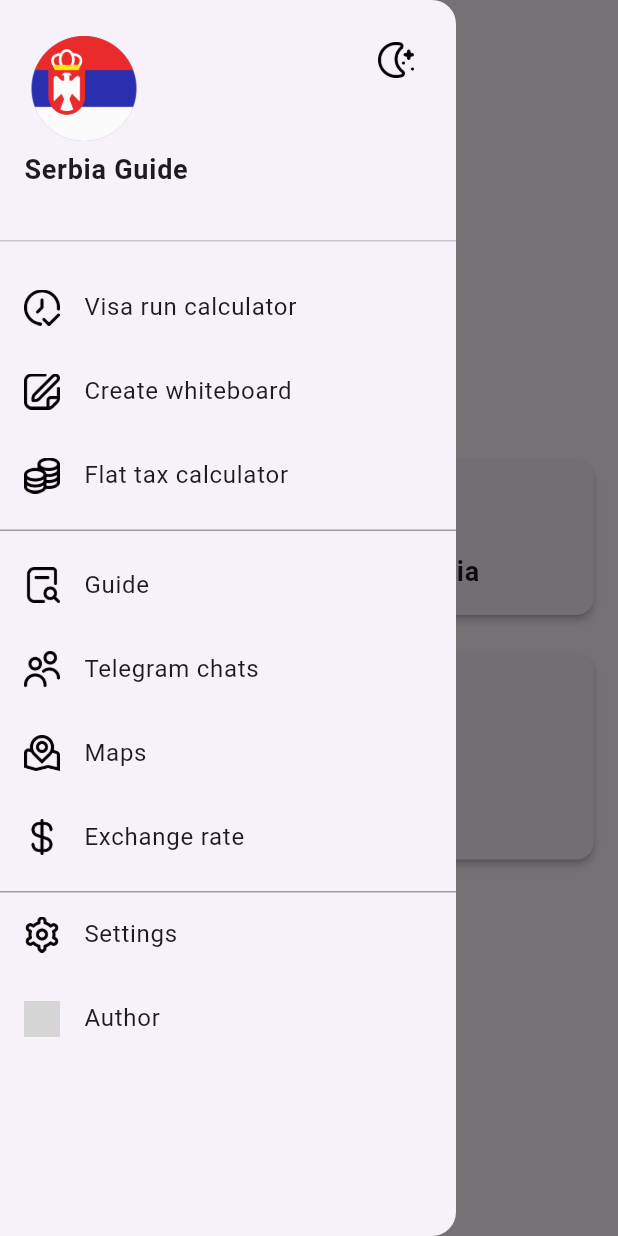
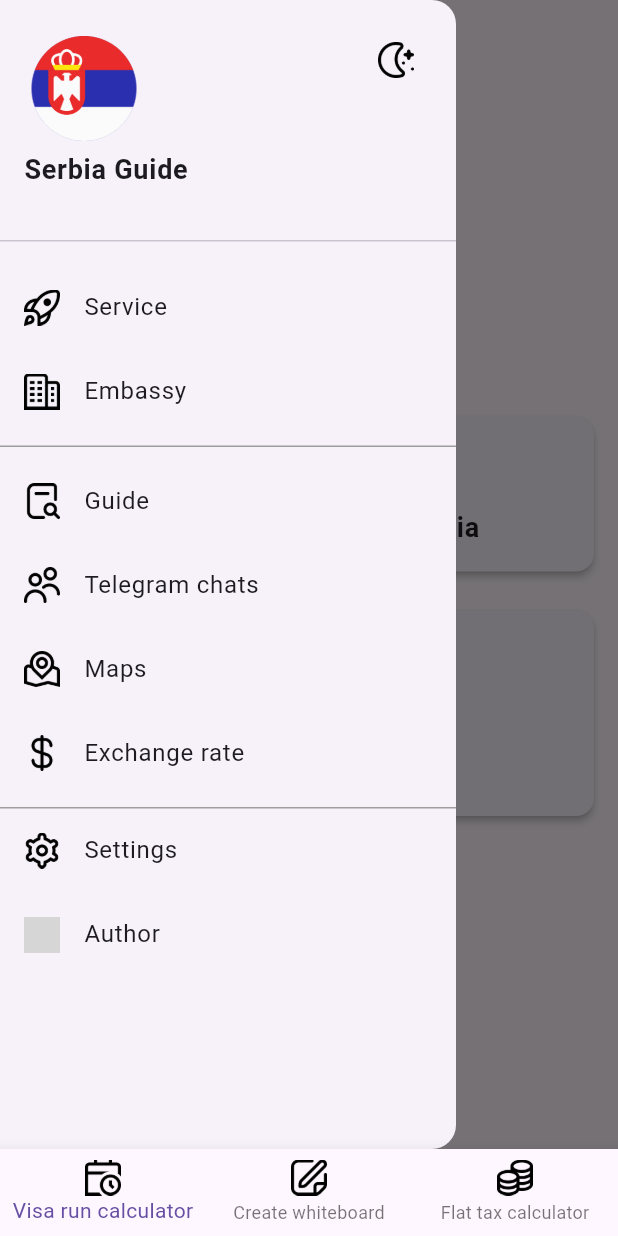
Before and after one commit to ialakey/srbguide, a Flutter app: the screen it shows after launch, with the side drawer open, on a phone screen of 412 x 824 dp. Run offline on Flutter 3.47's test engine with Material 3 defaults, Android fonts, the phone set to English and light mode, and no system bars; our stand-ins replace flutter_markdown, flutter_xlider, open_file, photo_view, share, shared_preferences and 1 more; missing offline and left inert: add_2_calendar, docx_template; network calls fail; grey boxes are pictures that could not be loaded.

Commit message:
change drawer logic

```diff
--- a/lib/l10n/app_en.arb
+++ b/lib/l10n/app_en.arb
@@ -70,5 +70,7 @@
   "sell": "Sell",
   "currency": "Currency",
   "exchange": "Exchange",
-  "loading": "Loading..."
+  "loading": "Loading...",
+  "service": "Service",
+  "embassy": "Embassy"
 }
--- a/lib/l10n/app_ru.arb
+++ b/lib/l10n/app_ru.arb
@@ -69,5 +69,7 @@
   "buy": "Покупка",
   "currency": "Валюта",
   "sell": "Продажа",
-  "loading": "Загрузка..."
+  "loading": "Загрузка...",
+  "service": "Сервисы",
+  "embassy": "Посольство"
 }
--- a/lib/main.dart
+++ b/lib/main.dart
@@ -17,7 +17,7 @@ void main() async {
   SharedPreferences prefs = await SharedPreferences.getInstance();
   bool isDarkMode = prefs.getBool('isDarkMode') ?? false;
   ThemeMode initialThemeMode = isDarkMode ? ThemeMode.dark : ThemeMode.light;
-  String initialSelectedScreen = prefs.getString('selectedScreen') ?? 'VisaFreeCalculatorScreen';
+  String initialSelectedScreen = prefs.getString('selectedScreen') ?? 'ServiceScreen';
 
   LanguageProvider languageProvider = LanguageProvider();
   await languageProvider.init();
--- /dev/null
+++ b/lib/screens/service.dart
@@ -0,0 +1,69 @@
+import 'package:flutter/material.dart';
+import 'package:srbguide/localization/app_localizations.dart';
+import 'package:srbguide/screens/calculator.dart';
+import 'package:srbguide/service/url_launcher_helper.dart';
+import 'package:srbguide/widget/themed/themed_icon.dart';
+
+import 'white_cardboard.dart';
+
+class ServiceScreen extends StatefulWidget {
+  @override
+  _ServiceScreenState createState() => _ServiceScreenState();
+}
+
+class _ServiceScreenState extends State<ServiceScreen> {
+  int _selectedIndex = 0;
+
+  static List<Widget> _widgetOptions = <Widget>[
+    VisaFreeCalculatorScreen(),
+    CreateWhiteCardboardScreen(),
+  ];
+
+  void _onItemTapped(int index) {
+    setState(() {
+      _selectedIndex = index;
+    });
+  }
+
+  @override
+  Widget build(BuildContext context) {
+    return Scaffold(
+      body: Center(
+        child: _widgetOptions.elementAt(_selectedIndex),
+      ),
+      bottomNavigationBar: BottomNavigationBar(
+        items: <BottomNavigationBarItem>[
+          BottomNavigationBarItem(
+            icon: ThemedIcon(
+              iconPath: 'assets/icons_24x24/calendar-clock.png',
+              size: 24.0,
+            ),
+            label: AppLocalizations.of(context)!.translate('calculator_visarun'),
+          ),
+          BottomNavigationBarItem(
+            icon: ThemedIcon(
+              iconPath: 'assets/icons_24x24/edit.png',
+              size: 24.0,
+            ),
+            label: AppLocalizations.of(context)!.translate('create_whiteboard'),
+          ),
+          BottomNavigationBarItem(
+            icon: ThemedIcon(
+              iconPath: 'assets/icons_24x24/coins.png',
+              size: 24.0,
+            ),
+            label: AppLocalizations.of(context)!.translate('flat_tax_calculator'),
+          ),
+        ],
+        currentIndex: _selectedIndex,
+        onTap: (index) {
+          if (index == 2) {
+            UrlLauncherHelper.launchURL('https://eporezi.purs.gov.rs/kalkulator-pausalnog-poreza-i-doprinosa.html');
+          }  else {
+            _onItemTapped(index);
+          }
+        },
+      ),
+    );
+  }
+}
--- a/lib/screens/settings.dart
+++ b/lib/screens/settings.dart
@@ -21,7 +21,7 @@ class SettingsScreen extends StatefulWidget {
 class _SettingsScreenState extends State<SettingsScreen> {
   SharedPreferences? _prefs;
   double _currentTextSize = 13.0;
-  String _selectedScreen = 'VisaFreeCalculatorScreen';
+  String _selectedScreen = 'ServiceScreen';
 
   @override
   void initState() {
@@ -124,8 +124,7 @@ class _SettingsScreenState extends State<SettingsScreen> {
               return SingleChildScrollView(
                 child: Column(
                   children: [
-                    _buildScreenOption(context, 'VisaFreeCalculatorScreen', AppLocalizations.of(context)!.translate('calculator_visarun')),
-                    _buildScreenOption(context, 'CreateWhiteCardboardScreen', AppLocalizations.of(context)!.translate('create_whiteboard')),
+                    _buildScreenOption(context, 'ServiceScreen', AppLocalizations.of(context)!.translate('service')),
                     _buildScreenOption(context, 'GuideScreen', AppLocalizations.of(context)!.translate('guide')),
                     _buildScreenOption(context, 'TgChatScreen', AppLocalizations.of(context)!.translate('tg_chats')),
                     _buildScreenOption(context, 'MapScreen', AppLocalizations.of(context)!.translate('maps')),
--- a/lib/widget/drawer/drawer.dart
+++ b/lib/widget/drawer/drawer.dart
@@ -1,13 +1,12 @@
 import 'package:flutter/material.dart';
 import 'package:srbguide/localization/app_localizations.dart';
 import 'package:srbguide/screens/author.dart';
-import 'package:srbguide/screens/calculator.dart';
 import 'package:srbguide/screens/exchange_rate.dart';
 import 'package:srbguide/screens/guide.dart';
 import 'package:srbguide/screens/map.dart';
+import 'package:srbguide/screens/service.dart';
 import 'package:srbguide/screens/settings.dart';
 import 'package:srbguide/screens/tg_chats.dart';
-import 'package:srbguide/screens/white_cardboard.dart';
 import 'package:srbguide/service/url_launcher_helper.dart';
 import 'package:srbguide/widget/drawer/drawer_header.dart';
 
@@ -35,39 +34,25 @@ class AppDrawer extends StatelessWidget {
               children: [
                 ListTile(
                   leading: ThemedIcon(
-                    iconPath: 'assets/icons_24x24/time-check.png',
+                    iconPath: 'assets/icons_24x24/rocket-lunch.png',
                     size: 24.0,
                   ),
-                  title: Text(AppLocalizations.of(context)!.translate('calculator_visarun')),
+                  title: Text(AppLocalizations.of(context)!.translate('service')),
                   onTap: () {
                     Navigator.push(
                       context,
-                      MaterialPageRoute(builder: (context) => VisaFreeCalculatorScreen()),
+                      MaterialPageRoute(builder: (context) => ServiceScreen()),
                     );
                   },
                 ),
                 ListTile(
                   leading: ThemedIcon(
-                    iconPath: 'assets/icons_24x24/edit.png',
+                    iconPath: 'assets/icons_24x24/building.png',
                     size: 24.0,
                   ),
-                  title: Text(AppLocalizations.of(context)!.translate('create_whiteboard')),
+                  title: Text(AppLocalizations.of(context)!.translate('embassy')),
                   onTap: () {
-                    Navigator.push(
-                      context,
-                      MaterialPageRoute(builder: (context) => CreateWhiteCardboardScreen()),
-                    );
-                  },
-                ),
-                ListTile(
-                  leading: ThemedIcon(
-                    iconPath: 'assets/icons_24x24/coins.png',
-                    size: 24.0,
-                  ),
-                  title: Text(AppLocalizations.of(context)!.translate('flat_tax_calculator')),
-                  onTap: () {
-                    UrlLauncherHelper.launchURL('https://eporezi.purs.gov.rs/kalkulator-pausalnog-poreza-i-doprinosa.html');
-                    Navigator.pop(context);
+                    UrlLauncherHelper.launchURL("https://belgrad.kdmid.ru/queue");
                   },
                 ),
               ],
--- a/lib/widget/drawer/drawer_header.dart
+++ b/lib/widget/drawer/drawer_header.dart
@@ -2,7 +2,7 @@ import 'package:flutter/cupertino.dart';
 import 'package:flutter/material.dart';
 import 'package:shared_preferences/shared_preferences.dart';
 import 'package:srbguide/main.dart';
-import 'package:srbguide/screens/calculator.dart';
+import 'package:srbguide/screens/service.dart';
 import 'dart:math';
 import 'package:srbguide/service/url_launcher_helper.dart';
 
@@ -94,7 +94,7 @@ class _CustomDrawerHeaderState extends State<CustomDrawerHeader> with SingleTick
                   onTap: () {
                     Navigator.push(
                       context,
-                      MaterialPageRoute(builder: (context) => VisaFreeCalculatorScreen()),
+                      MaterialPageRoute(builder: (context) => ServiceScreen()),
                     );
                   },
                   child: ClipOval(
--- a/lib/widget/screen_mapper.dart
+++ b/lib/widget/screen_mapper.dart
@@ -3,16 +3,15 @@ import 'package:srbguide/screens/calculator.dart';
 import 'package:srbguide/screens/exchange_rate.dart';
 import 'package:srbguide/screens/guide.dart';
 import 'package:srbguide/screens/map.dart';
+import 'package:srbguide/screens/service.dart';
 import 'package:srbguide/screens/tg_chats.dart';
 import 'package:srbguide/screens/white_cardboard.dart';
 
 class ScreenMapper {
   static Widget getScreen(String screen) {
     switch (screen) {
-      case 'VisaFreeCalculatorScreen':
-        return VisaFreeCalculatorScreen();
-      case 'CreateWhiteCardboardScreen':
-        return CreateWhiteCardboardScreen();
+      case 'ServiceScreen':
+        return ServiceScreen();
       case 'GuideScreen':
         return GuideScreen();
       case 'MapScreen':
```
Also changed, not shown: assets/icons_24x24/building.png (added), assets/icons_24x24/calendar-clock.png (added), assets/icons_24x24/rocket-lunch.png (added), pubspec.lock.
